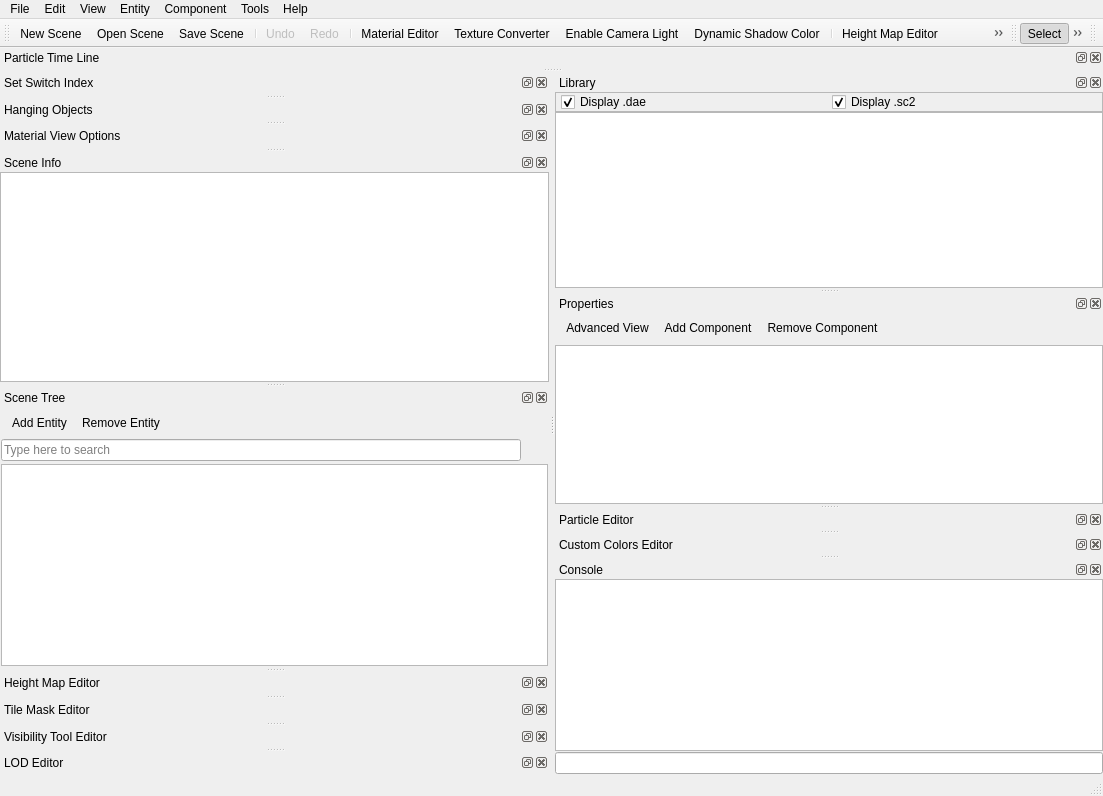
This is Tools/ResourceEditor/DataQt/mainwindow.ui in xaoctech/dava.engine as Qt 5 draws it before an edit. The edited form follows.
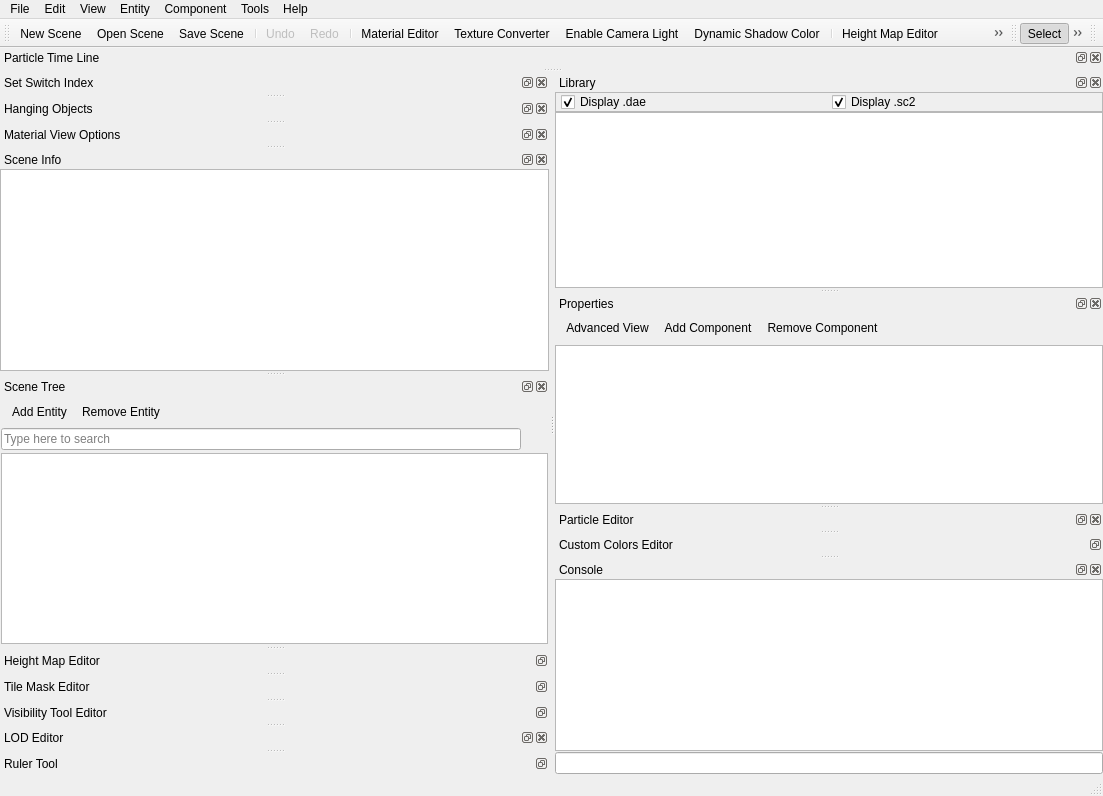
This is the edited form. Icons and pictures are not drawn. Custom widgets are drawn as their Qt base class.

Patch:
```diff
--- a/Tools/ResourceEditor/DataQt/mainwindow.ui
+++ b/Tools/ResourceEditor/DataQt/mainwindow.ui
@@ -725,6 +725,9 @@
    </widget>
   </widget>
   <widget class="QDockWidget" name="dockHeightmapEditor">
+   <property name="features">
+    <set>QDockWidget::DockWidgetFloatable|QDockWidget::DockWidgetMovable</set>
+   </property>
    <property name="windowTitle">
     <string>Height Map Editor</string>
    </property>
@@ -743,6 +746,9 @@
    </widget>
   </widget>
   <widget class="QDockWidget" name="dockTilemaskEditor">
+   <property name="features">
+    <set>QDockWidget::DockWidgetFloatable|QDockWidget::DockWidgetMovable</set>
+   </property>
    <property name="windowTitle">
     <string>Tile Mask Editor</string>
    </property>
@@ -761,6 +767,9 @@
    </widget>
   </widget>
   <widget class="QDockWidget" name="dockCustomColorsEditor">
+   <property name="features">
+    <set>QDockWidget::DockWidgetFloatable|QDockWidget::DockWidgetMovable</set>
+   </property>
    <property name="windowTitle">
     <string>Custom Colors Editor</string>
    </property>
@@ -825,6 +834,9 @@
    </widget>
   </widget>
   <widget class="QDockWidget" name="dockVisibilityToolEditor">
+   <property name="features">
+    <set>QDockWidget::DockWidgetFloatable|QDockWidget::DockWidgetMovable</set>
+   </property>
    <property name="windowTitle">
     <string>Visibility Tool Editor</string>
    </property>
@@ -851,6 +863,27 @@
    </attribute>
    <widget class="LODEditor" name="dockLODEditorContent"/>
   </widget>
+  <widget class="QDockWidget" name="dockRulerTool">
+   <property name="features">
+    <set>QDockWidget::DockWidgetFloatable|QDockWidget::DockWidgetMovable</set>
+   </property>
+   <property name="windowTitle">
+    <string>Ruler Tool</string>
+   </property>
+   <attribute name="dockWidgetArea">
+    <number>1</number>
+   </attribute>
+   <widget class="QWidget" name="dockWidgetContents">
+    <layout class="QVBoxLayout" name="verticalLayout">
+     <property name="margin">
+      <number>0</number>
+     </property>
+     <item>
+      <widget class="RulerToolPropertiesView" name="widget_5" native="true"/>
+     </item>
+    </layout>
+   </widget>
+  </widget>
   <action name="actionNewScene">
    <property name="icon">
     <iconset resource="QtIcons.qrc">
@@ -1663,6 +1696,12 @@
    <extends>QStatusBar</extends>
    <header>Main/StatusBar.h</header>
   </customwidget>
+  <customwidget>
+   <class>RulerToolPropertiesView</class>
+   <extends>QWidget</extends>
+   <header>DockRulerTool/RulerToolPropertiesView.h</header>
+   <container>1</container>
+  </customwidget>
  </customwidgets>
  <resources>
   <include location="QtIcons.qrc"/>
```
Left out of the diff: 24 changed lines with no effect on the pictures.
